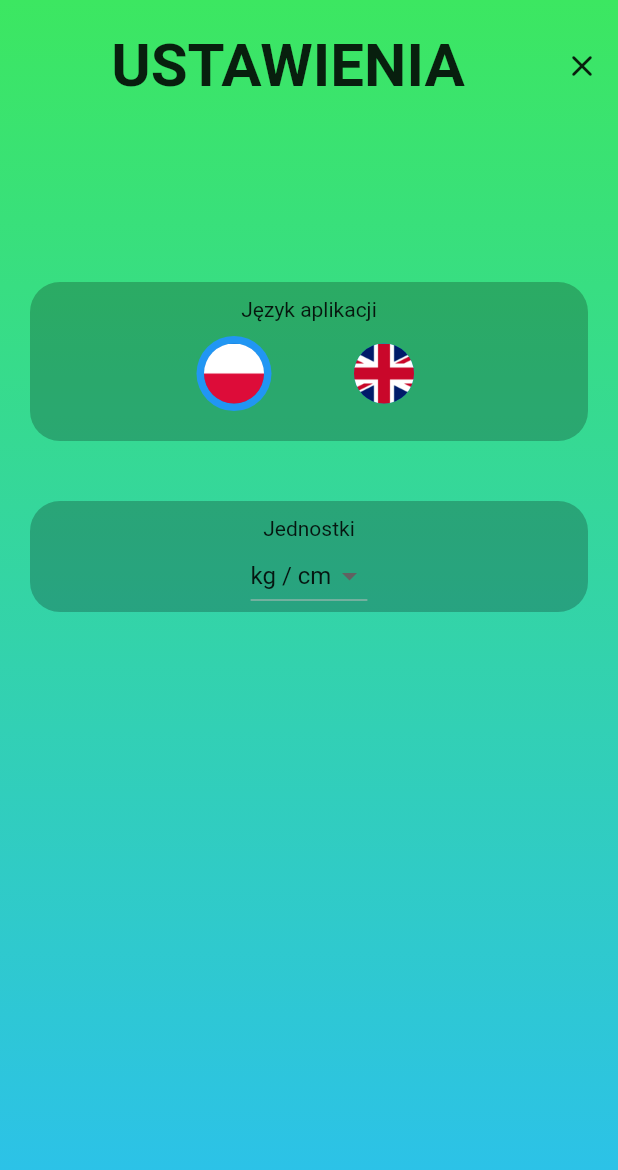
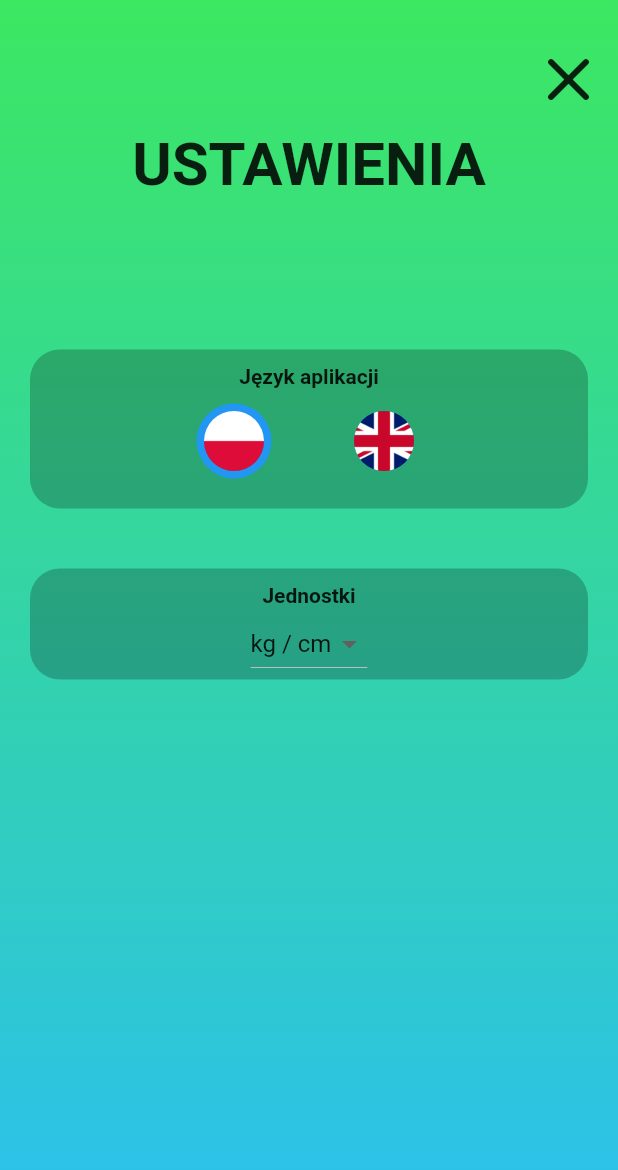
Before and after one commit to mateuszsoltys/bmi_calc, a Flutter app: the SettingsPage screen opened directly, on a phone screen of 412 x 824 dp. Shown: the top 1170 px of the screen. Run offline on Flutter 3.47's test engine with Material 2 defaults, Android fonts, the phone set to English and light mode, and no system bars; our stand-ins replace bloc, easy_localization, flutter_bloc, numberpicker, rive, shared_preferences and 1 more; missing offline and left inert: draggable_bottom_sheet; accounts and stored records are empty.

Commit message:
styling texts

```diff
--- a/lib/app/app.dart
+++ b/lib/app/app.dart
@@ -1,4 +1,5 @@
 // ignore_for_file: public_member_api_docs, sort_constructors_first
+import 'package:bmi_calc/app/features/calc_page/calc_page.dart';
 import 'package:easy_localization/easy_localization.dart';
 import 'package:flutter/material.dart';
 import 'package:flutter_bloc/flutter_bloc.dart';
@@ -28,7 +29,7 @@ class MyApp extends StatelessWidget {
           debugShowCheckedModeBanner: false,
           title: 'BMI CALC',
           theme: appTheme(),
-          home: const HomePage(),
+          home: CalcPage(),
         ));
   }
 }
--- a/lib/app/features/settings_page/settings_page.dart
+++ b/lib/app/features/settings_page/settings_page.dart
@@ -28,25 +28,31 @@ class SettingsPage extends StatelessWidget {
                         height: 20,
                       ),
                       Row(
-                        mainAxisAlignment: MainAxisAlignment.spaceBetween,
+                        mainAxisAlignment: MainAxisAlignment.end,
                         children: [
-                          const SizedBox(
-                            width: 20,
-                          ),
+                          IconButton(
+                              iconSize: 50,
+                              constraints: const BoxConstraints(),
+                              onPressed: () {
+                                Navigator.of(context).pop();
+                              },
+                              icon: const Icon(
+                                Icons.close_rounded,
+                              )),
+                        ],
+                      ),
+                      Row(
+                        mainAxisAlignment: MainAxisAlignment.center,
+                        children: [
                           Text(
                             'titleSettings'.tr().toUpperCase(),
                             style: const TextStyle(
                                 fontSize: 40, fontWeight: FontWeight.bold),
                           ),
-                          IconButton(
-                              onPressed: () {
-                                Navigator.of(context).pop();
-                              },
-                              icon: const Icon(Icons.close_rounded))
                         ],
                       ),
                       const SizedBox(
-                        height: 100,
+                        height: 80,
                       ),
                       Container(
                         width: MediaQuery.of(context).size.width,
@@ -60,7 +66,11 @@ class SettingsPage extends StatelessWidget {
                             const SizedBox(
                               height: 10,
                             ),
-                            Text(LocaleKeys.infoLanguage.tr()),
+                            Text(
+                              LocaleKeys.infoLanguage.tr(),
+                              style:
+                                  const TextStyle(fontWeight: FontWeight.bold),
+                            ),
                             const SizedBox(
                               height: 10,
                             ),
@@ -126,11 +136,13 @@ class SettingsPage extends StatelessWidget {
                             const SizedBox(
                               height: 10,
                             ),
-                            Text(LocaleKeys.infoUnit.tr()),
+                            Text(LocaleKeys.infoUnit.tr(),
+                                style: const TextStyle(
+                                    fontWeight: FontWeight.bold)),
                             DropdownButton(
                                 borderRadius: BorderRadius.circular(20),
                                 dropdownColor:
-                                    Color.fromARGB(255, 35, 228, 212),
+                                    const Color.fromARGB(255, 35, 228, 212),
                                 value: core.unit,
                                 items: Units.values.map((Units unit) {
                                   return DropdownMenuItem<Units>(
```
Also changed, not shown: lib/app/cubit/core_cubit.dart (+0 -7 lines), lib/app/features/calc_page/calc_page.dart (+22 -6 lines), lib/app/models/widgets/horizontal_picker_model.dart (+14 -3 lines).
